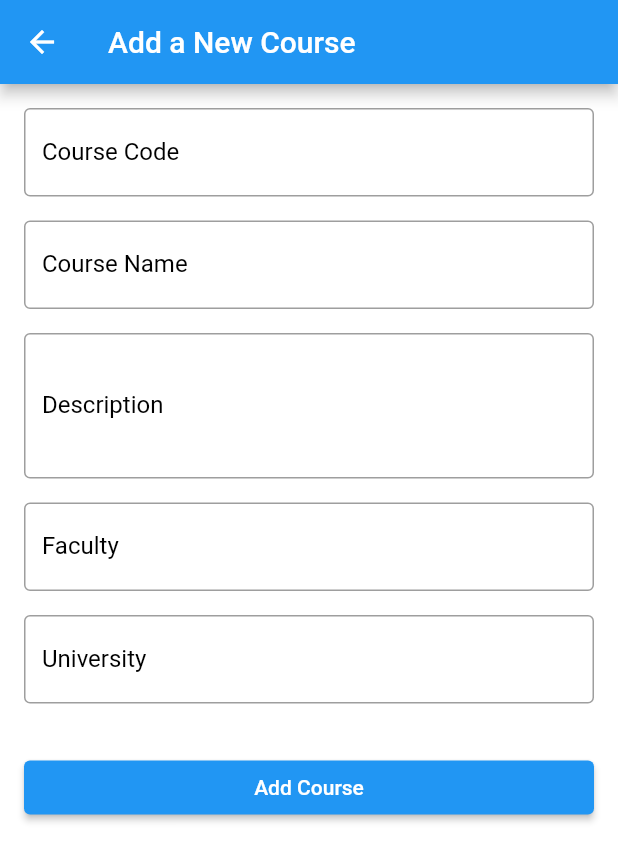
After one commit to kareem2002-k/ClassMate, a Flutter app: the screen it shows once a user with an empty profile is signed in, item 4 of the bottom bar chosen, after a tap on "Add a Course", on a phone screen of 412 x 824 dp. The commit adds this screen. Shown: the top 861 px of the screen. Run offline on Flutter 3.47's test engine with Material 2 defaults, Android fonts, the phone set to English and light mode, and no system bars; our stand-ins replace cloud_firestore, firebase_auth, firebase_core, firebase_messaging, flashy_tab_bar2, flutter_spinkit; accounts and stored records are empty.

Commit message:
Start in Admin Panel

```diff
--- /dev/null
+++ b/lib/adminPage/AddCoursePage.dart
@@ -0,0 +1,84 @@
+import 'package:flutter/material.dart';
+
+class AddCoursePage extends StatelessWidget {
+  const AddCoursePage({Key? key}) : super(key: key);
+
+  @override
+  Widget build(BuildContext context) {
+    return Scaffold(
+      appBar: AppBar(
+        title: Text('Add a New Course'),
+      ),
+      body: Padding(
+        padding: const EdgeInsets.all(16.0),
+        child: ListView(
+          children: [
+            TextFormField(
+              style: TextStyle(color: Colors.black), // Set text color
+              decoration: InputDecoration(
+                labelText: 'Course Code',
+                labelStyle: TextStyle(color: Colors.black), // Set label color
+                hintText: 'Enter course code',
+                hintStyle:
+                    TextStyle(color: Colors.grey), // Set placeholder color
+                border: OutlineInputBorder(),
+              ),
+            ),
+            SizedBox(height: 16.0),
+            TextFormField(
+              style: TextStyle(color: Colors.black),
+              decoration: InputDecoration(
+                labelText: 'Course Name',
+                labelStyle: TextStyle(color: Colors.black),
+                hintText: 'Enter course name',
+                hintStyle: TextStyle(color: Colors.grey),
+                border: OutlineInputBorder(),
+              ),
+            ),
+            SizedBox(height: 16.0),
+            TextFormField(
+              maxLines: 3,
+              style: TextStyle(color: Colors.black),
+              decoration: InputDecoration(
+                labelText: 'Description',
+                labelStyle: TextStyle(color: Colors.black),
+                hintText: 'Enter course description',
+                hintStyle: TextStyle(color: Colors.grey),
+                border: OutlineInputBorder(),
+              ),
+            ),
+            SizedBox(height: 16.0),
+            TextFormField(
+              style: TextStyle(color: Colors.black),
+              decoration: InputDecoration(
+                labelText: 'Faculty',
+                labelStyle: TextStyle(color: Colors.black),
+                hintText: 'Enter faculty name',
+                hintStyle: TextStyle(color: Colors.grey),
+                border: OutlineInputBorder(),
+              ),
+            ),
+            SizedBox(height: 16.0),
+            TextFormField(
+              style: TextStyle(color: Colors.black),
+              decoration: InputDecoration(
+                labelText: 'University',
+                labelStyle: TextStyle(color: Colors.black),
+                hintText: 'Enter university name',
+                hintStyle: TextStyle(color: Colors.grey),
+                border: OutlineInputBorder(),
+              ),
+            ),
+            SizedBox(height: 32.0),
+            ElevatedButton(
+              onPressed: () {
+                // Handle form submission here
+              },
+              child: Text('Add Course'),
+            ),
+          ],
+        ),
+      ),
+    );
+  }
+}
--- /dev/null
+++ b/lib/adminPage/adminPanel.dart
@@ -0,0 +1,59 @@
+import 'package:flutter/material.dart';
+import 'package:class_mate/adminPage/AddCoursePage.dart';
+import 'PushNotification.dart';
+
+class AdminPanel extends StatelessWidget {
+  const AdminPanel({Key? key}) : super(key: key);
+
+  @override
+  Widget build(BuildContext context) {
+    return Scaffold(
+      appBar: AppBar(
+        title: Text('Course Options'),
+      ),
+      body: Column(
+        crossAxisAlignment: CrossAxisAlignment.stretch,
+        children: [
+          ListTile(
+            leading: Icon(Icons.add),
+            title: Text('Add a Course'),
+            onTap: () {
+              // navigate to AddCoursePage
+              Navigator.of(context).push(
+                MaterialPageRoute(
+                  builder: (context) => AddCoursePage(),
+                ),
+              );
+            },
+          ),
+          ListTile(
+            leading: Icon(Icons.edit),
+            title: Text('Edit Course'),
+            onTap: () {
+              // Handle Edit Course option
+            },
+          ),
+          ListTile(
+            leading: Icon(Icons.notifications),
+            title: Text('Push Notification to Course'),
+            onTap: () {
+              Navigator.of(context).push(
+                MaterialPageRoute(
+                  builder: (context) => PushNotification(),
+                ),
+              );
+              // Handle Push Notification option
+            },
+          ),
+          ListTile(
+            leading: Icon(Icons.attach_file),
+            title: Text('Add Materials to Course'),
+            onTap: () {
+              // Handle Add Materials option
+            },
+          ),
+        ],
+      ),
+    );
+  }
+}
--- a/lib/pages/HomeScreen.dart
+++ b/lib/pages/HomeScreen.dart
@@ -6,6 +6,7 @@ import 'AccountPage.dart';
 import 'SearchCourses.dart';
 import 'package:flashy_tab_bar2/flashy_tab_bar2.dart';
 import 'FavouritesPage.dart';
+import 'package:class_mate/adminPage/adminPanel.dart';
 
 class HomePage extends StatefulWidget {
   const HomePage({super.key});
@@ -21,7 +22,8 @@ class _HomePageState extends State<HomePage> {
   final List<Widget> _pages = [
     const SearchCourses(), // Your original home page content
     const FavouritesPage(), // Add your FavouritesPage here
-    const SettingsPage(), // Add your SettingsPage here
+    const SettingsPage(),
+    const AdminPanel(), // Add your SettingsPage here
   ];
 
   @override
@@ -92,6 +94,23 @@ class _HomePageState extends State<HomePage> {
                       ),
                     ),
                   ),
+                  FlashyTabBarItem(
+                    icon: const Icon(
+                      Icons.admin_panel_settings,
+                      size: 30, // Adjust the size as needed
+                      color: Colors.grey, // Adjust the color as needed
+                    ),
+                    title: const Text(
+                      'Admin',
+                      style: TextStyle(
+                        fontSize: 16, // Adjust the font size as needed
+                        fontWeight:
+                            FontWeight.bold, // Adjust the font weight as needed
+                        color: Color(
+                            0xFF52B6DF), // Adjust the text color as needed
+                      ),
+                    ),
+                  ),
                 ],
                 animationDuration: const Duration(milliseconds: 200),
                 animationCurve: Curves.easeInExpo,
--- a/lib/services/firestore_service.dart
+++ b/lib/services/firestore_service.dart
@@ -1,10 +1,12 @@
 import 'package:cloud_firestore/cloud_firestore.dart';
 import 'package:class_mate/Classes/Course.dart';
 import 'authentication_service.dart';
+import 'notifications_service.dart';
 
 class FirestoreService {
   final FirebaseFirestore _firestore = FirebaseFirestore.instance;
   final AuthenticationService _authenticationService = AuthenticationService();
+  final NotificationsService _notificationsService = NotificationsService();
 
   //current user
   String get currentUserId => _authenticationService.currentUser!.uid;
@@ -92,10 +94,12 @@ class FirestoreService {
       final isFollowing = await isFollowingCourse(courseId);
 
       if (isFollowing) {
+        _notificationsService.unsubscribeFromTopic(courseId);
         await _firestore.collection('users').doc(currentUserId).update({
           'followed_courses': FieldValue.arrayRemove([courseId])
         });
       } else {
+        _notificationsService.subscribeToTopic(courseId);
         await _firestore.collection('users').doc(currentUserId).update({
           'followed_courses': FieldValue.arrayUnion([courseId])
         });
```
Also changed, not shown: lib/adminPage/PushNotification.dart (added, +87 -0 lines).
